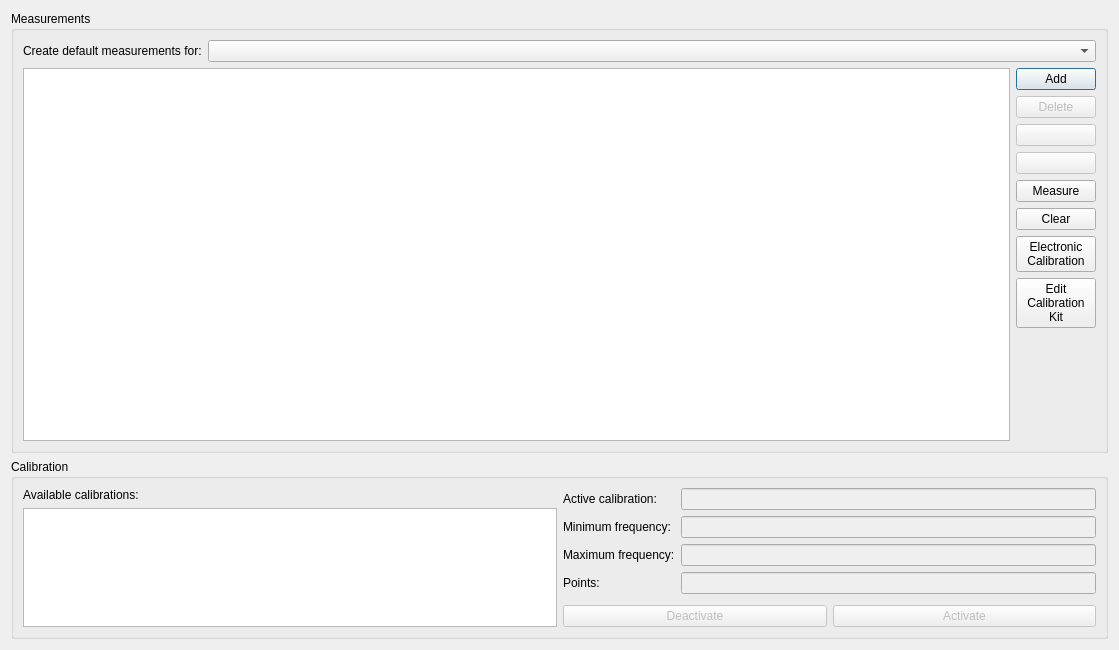
Old version of the form Software/PC_Application/LibreVNA-GUI/Calibration/calibrationdialogui.ui in the repository jankae/LibreVNA.
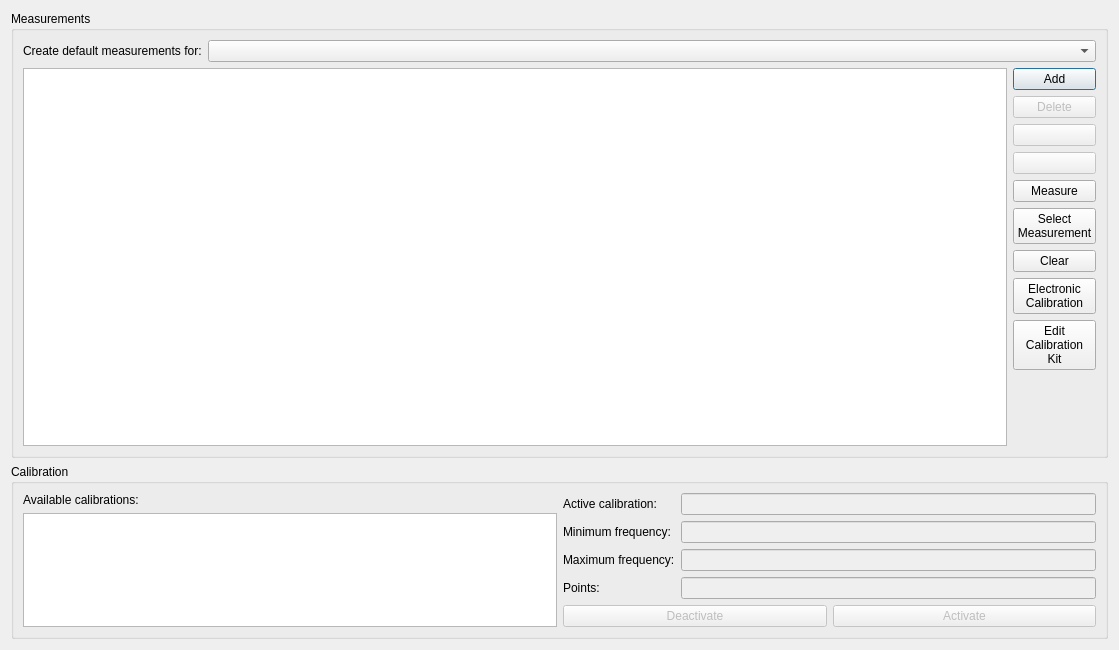
New version of the form. Icons and pictures are not drawn. Custom widgets are drawn as their Qt base class.

Commit message: option to use already existing measurements for calibration

Patch:
```diff
--- a/Software/PC_Application/LibreVNA-GUI/Calibration/calibrationdialogui.ui
+++ b/Software/PC_Application/LibreVNA-GUI/Calibration/calibrationdialogui.ui
@@ -148,6 +148,14 @@
             </property>
            </widget>
           </item>
+          <item>
+           <widget class="QPushButton" name="selectMeasurement">
+            <property name="text">
+             <string>Select
+Measurement</string>
+            </property>
+           </widget>
+          </item>
           <item>
            <widget class="QPushButton" name="clearMeasurement">
             <property name="text">
```
Left out of the diff: 6 changed lines with no effect on the pictures. The commit also changes 11 other files.
